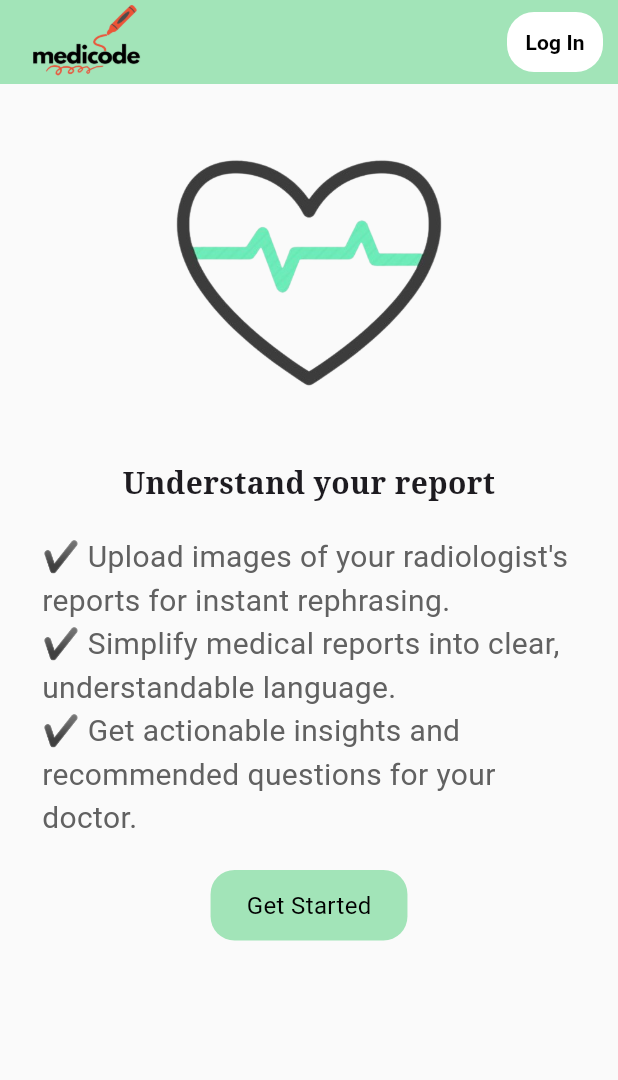
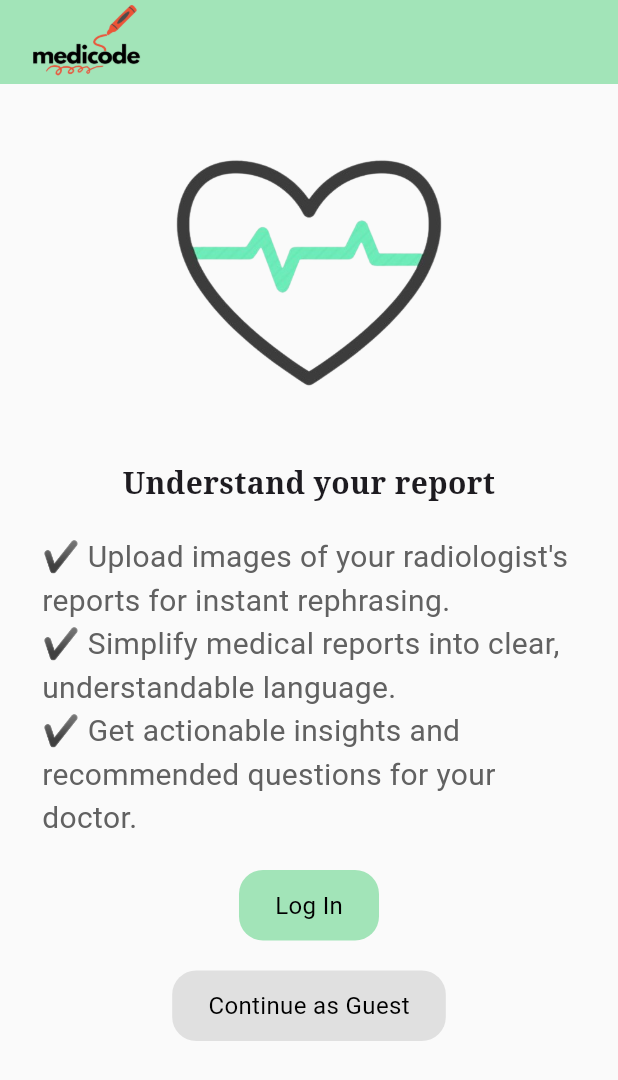
Before and after one commit to BingxinJiang1/Medicode, a Flutter app: the screen it shows after launch, on a phone screen of 412 x 824 dp. Shown: the top 1080 px of the screen. Run offline on Flutter 3.47's test engine with Material 3 defaults, Android fonts, the light colour scheme and no system bars; our stand-ins replace flutter_dotenv, flutter_riverpod, google_fonts, google_generative_ai, image_picker, supabase_flutter; accounts and stored records are empty.

Commit message:
add guest entrance1: update intro page

```diff
--- a/lib/pages/intro_screen.dart
+++ b/lib/pages/intro_screen.dart
@@ -1,44 +1,37 @@
 import 'package:flutter/material.dart';
-import 'package:gemini/pages/account_page.dart';
 import 'package:google_fonts/google_fonts.dart';
-import 'package:gemini/pages/disclaimer_screen.dart';
 import 'package:gemini/pages/login.dart';
 import 'package:supabase_flutter/supabase_flutter.dart';
+import 'package:gemini/pages/disclaimer_screen.dart';
 
-class IntroScreen extends StatefulWidget {
+class IntroScreen extends StatelessWidget {
   const IntroScreen({super.key});
 
-  @override
-  _IntroScreenState createState() => _IntroScreenState();
+  Future<void> _signInAnonymously(BuildContext context) async {
+    try {
+      final response = await Supabase.instance.client.auth.signInAnonymously();
+      if (response.user != null) {
+        Navigator.pushReplacement(
+          context,
+          MaterialPageRoute(builder: (context) => const DisclaimerPage()),
+        );
+      } else {
+        _showMessage(context, 'Anonymous sign-in failed.');
+      }
+    } catch (error) {
+      _showMessage(context, 'Error: $error');
+    }
   }
 
-class _IntroScreenState extends State<IntroScreen> {
-  final Color mint = const Color.fromARGB(255, 162, 228, 184);
-  String? avatarUrl; // Variable to store avatar URL
-
-  @override
-  void initState() {
-    super.initState();
-    _fetchUserProfile();
-  }
-
-  Future<void> _fetchUserProfile() async {
-    final userId = Supabase.instance.client.auth.currentUser?.id;
-    if (userId != null) {
-      final response = await Supabase.instance.client
-          .from('profiles')
-          .select()
-          .eq('id', userId)
-          .single();
-      setState(() {
-        avatarUrl = response['avatar_url'];
-      });
-    }
+  void _showMessage(BuildContext context, String message) {
+    ScaffoldMessenger.of(context).showSnackBar(
+      SnackBar(content: Text(message)),
+    );
   }
 
   @override
   Widget build(BuildContext context) {
-    final user = Supabase.instance.client.auth.currentUser;
+    const Color mint = Color.fromARGB(255, 162, 228, 184);
     return Scaffold(
       backgroundColor: Colors.grey[50],
       appBar: AppBar(
@@ -50,44 +43,6 @@ class _IntroScreenState extends State<IntroScreen> {
             const SizedBox(width: 20),
           ],
         ),
-        actions: <Widget>[
-          user == null
-              ? TextButton(
-                  onPressed: () {
-                    Navigator.push(
-                      context,
-                      MaterialPageRoute(builder: (context) => const LoginPage()),
-                    );
-                  },
-                  style: TextButton.styleFrom(
-                    foregroundColor: Colors.black,
-                    backgroundColor: Colors.white,
-                    shape: RoundedRectangleBorder(
-                      borderRadius: BorderRadius.circular(18),
-                    ),
-                  ),
-                  child: const Text(
-                    'Log In',
-                    style: TextStyle(
-                      fontWeight: FontWeight.bold,
-                    ),
-                  ),
-                )
-              : GestureDetector(
-                  onTap: () {
-                    Navigator.push(
-                      context,
-                      MaterialPageRoute(builder: (context) => const AccountPage()),
-                    );
-                  },
-                  child: CircleAvatar(
-                    backgroundImage: NetworkImage(
-                      avatarUrl ?? 'https://via.placeholder.com/150',
-                    ),
-                  ),
-                ),
-          const SizedBox(width: 10),
-        ],
         elevation: 0,
       ),
       body: SafeArea(
@@ -108,11 +63,9 @@ class _IntroScreenState extends State<IntroScreen> {
                 ),
               ),
               Padding(
-                padding: const EdgeInsets.symmetric(
-                    horizontal: 28.0), // Horizontal padding
+                padding: const EdgeInsets.symmetric(horizontal: 28.0),
                 child: Column(
-                  crossAxisAlignment:
-                      CrossAxisAlignment.start, // Aligns text to the left
+                  crossAxisAlignment: CrossAxisAlignment.start,
                   children: [
                     Text(
                       '✔ Upload images of your radiologist\'s reports for instant rephrasing.',
@@ -129,32 +82,50 @@ class _IntroScreenState extends State<IntroScreen> {
                   ],
                 ),
               ),
-              const SizedBox(height: 20), // Space before the button
+              const SizedBox(height: 20),
               Center(
-                // Center the button horizontally
-                child: GestureDetector(
-                  onTap: () => Navigator.pushReplacement(
+                child: Column(
+                  children: [
+                    GestureDetector(
+                      onTap: () {
+                        Navigator.pushReplacement(
                           context,
-                    MaterialPageRoute(builder: (context) => const DisclaimerPage()),
-                  ),
+                          MaterialPageRoute(builder: (context) => const LoginPage()),
+                        );
+                      },
                       child: Container(
                         padding: const EdgeInsets.symmetric(
-                        horizontal: 24,
-                        vertical: 12), // Adjust padding as needed
+                            horizontal: 24, vertical: 12),
                         decoration: BoxDecoration(
                           borderRadius: BorderRadius.circular(16),
                           color: mint,
                         ),
                         child: const Text(
-                      'Get Started',
+                          'Log In',
                           style: TextStyle(color: Colors.black, fontSize: 16),
                         ),
                       ),
                     ),
+                    const SizedBox(height: 20),
+                    GestureDetector(
+                      onTap: () => _signInAnonymously(context),
+                      child: Container(
+                        padding: const EdgeInsets.symmetric(
+                            horizontal: 24, vertical: 12),
+                        decoration: BoxDecoration(
+                          borderRadius: BorderRadius.circular(16),
+                          color: Colors.grey[300],
                         ),
-              const SizedBox(
-                  height:
-                      30), // To ensure some space at the bottom of the screen
+                        child: const Text(
+                          'Continue as Guest',
+                          style: TextStyle(color: Colors.black, fontSize: 16),
+                        ),
+                      ),
+                    ),
+                  ],
+                ),
+              ),
+              const SizedBox(height: 30),
             ],
           ),
         ),
```
Lines whose indentation alone changed are shown as unchanged.
